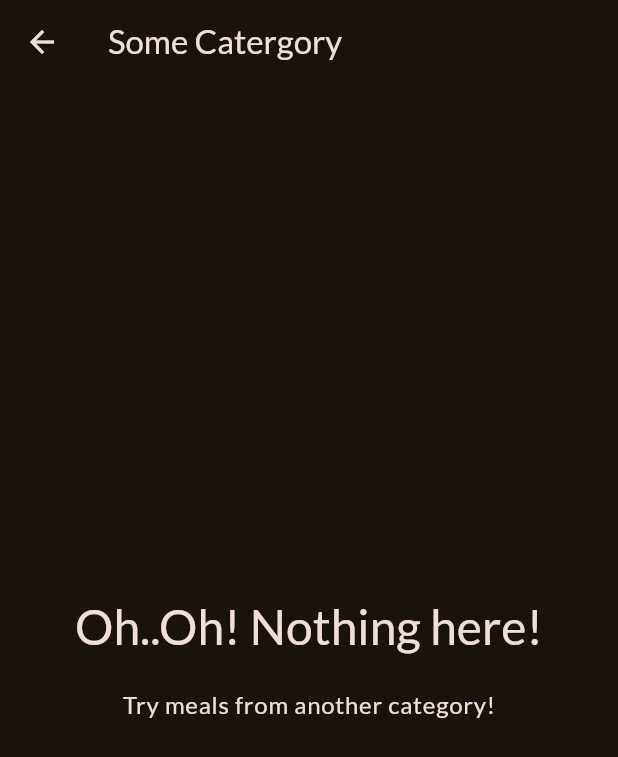
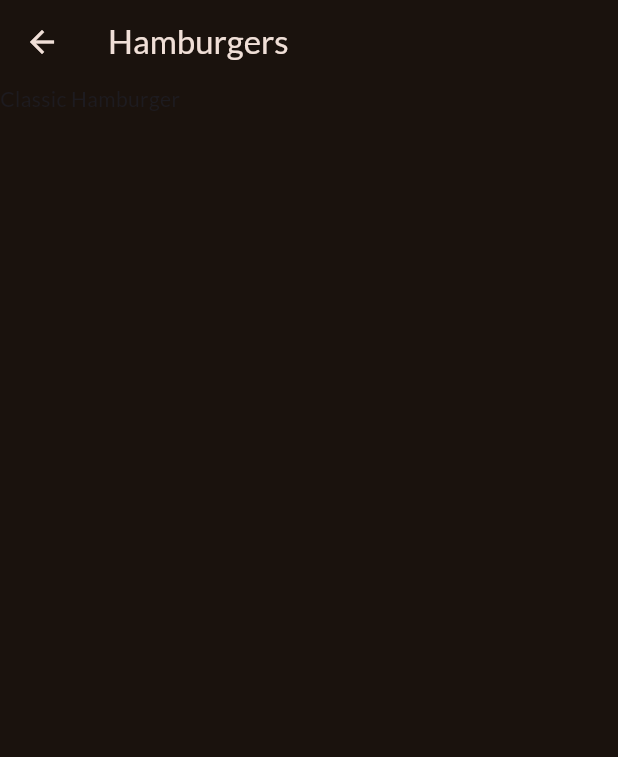
Before and after one commit to snadi043/meals_app_mobile, a Flutter app: the screen it shows after launch, after a tap on "Hamburgers", on a phone screen of 412 x 824 dp. Shown: the top 757 px of the screen. Run offline on Flutter 3.47's test engine with Material 3 defaults, Android fonts, the phone set to English and light mode, and no system bars; our stand-ins replace google_fonts.

Commit message:
changed the file names to understand the purpose of the widgets and displaying the list of category specific meals when clicked on the indivudal category list items.

```diff
--- a/lib/main.dart
+++ b/lib/main.dart
@@ -1,5 +1,5 @@
 import 'package:flutter/material.dart';
-import 'package:meals_app_mobile/screens/category.dart';
+import 'package:meals_app_mobile/screens/category_screen.dart';
 import 'package:google_fonts/google_fonts.dart';
 
 final appTheme = ThemeData(
@@ -21,7 +21,7 @@
   Widget build(BuildContext context) {
     return MaterialApp(
       theme: appTheme,
-      home: const Catergory(),
+      home: const CatergoryScreen(),
     );
   }
 }
--- a/lib/screens/category.dart
+++ b/lib/screens/category_screen.dart
@@ -1,16 +1,23 @@
 import 'package:flutter/material.dart';
 import 'package:meals_app_mobile/data/category_data.dart';
-import 'package:meals_app_mobile/screens/meals.dart';
+import 'package:meals_app_mobile/model/category_model.dart';
+import 'package:meals_app_mobile/screens/meals_screen.dart';
 import 'package:meals_app_mobile/widgets/category_list.dart';
 
-class Catergory extends StatelessWidget {
-  const Catergory({super.key});
+class CatergoryScreen extends StatelessWidget {
+  const CatergoryScreen({super.key});
 
-  void _selectedCategory(BuildContext context) {
-    Navigator.of(context)
-        .push(MaterialPageRoute(builder: (BuildContext context) {
-      return const Meals(mealModel: [], title: 'Some Catergory');
-    }));
+  void _selectedCategory(BuildContext context, CategoryModel categoryModel) {
+    final filteredMeals = dummyMeals
+        .where((meal) => meal.categories.contains(categoryModel.id))
+        .toList();
+
+    Navigator.of(context).push(
+      MaterialPageRoute(builder: (BuildContext context) {
+        return MealsScreen(
+            mealModel: filteredMeals, title: categoryModel.title);
+      }),
+    );
   }
 
   @override
@@ -27,11 +34,11 @@ class Catergory extends StatelessWidget {
         children: [
           //for loop is alternate version of using map()
           //i.e dummyMealData.map((categoryList) => {CategoryList(categoryModel: categoryList)};)
-          for (final categorylist in dummyMealData)
+          for (final category in dummyMealData)
             CategoryList(
-              categoryModel: categorylist,
+              categoryModel: category,
               onSelectedCategory: () {
-                _selectedCategory(context);
+                _selectedCategory(context, category);
               },
             ),
         ],
--- a/lib/screens/meals.dart
+++ b/lib/screens/meals_screen.dart
@@ -1,8 +1,8 @@
 import 'package:flutter/material.dart';
 import 'package:meals_app_mobile/model/meal_model.dart';
 
-class Meals extends StatelessWidget {
-  const Meals({super.key, required this.title, required this.mealModel});
+class MealsScreen extends StatelessWidget {
+  const MealsScreen({super.key, required this.title, required this.mealModel});
 
   final List<MealsModel> mealModel;
   final String title;
```
